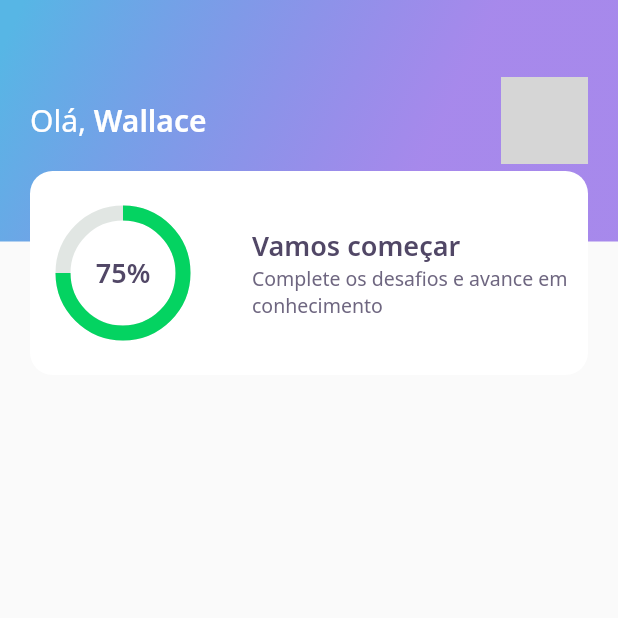
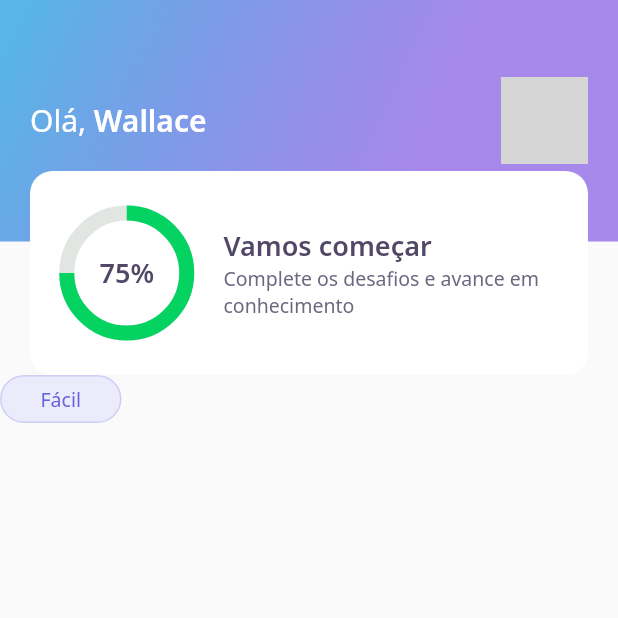
Before and after one commit to wallacewolv/dev_quiz, a Flutter app: the screen it shows after launch, on a phone screen of 412 x 824 dp, the top half of it. Run offline on Flutter 3.47's test engine with Material 2 defaults, Android fonts, the phone set to English and light mode, and no system bars; our stand-ins replace google_fonts; network calls fail; grey boxes are pictures that could not be loaded.

Commit message:
Create LevelButtonWidget

```diff
--- a/lib/home/home_page.dart
+++ b/lib/home/home_page.dart
@@ -1,5 +1,6 @@
+import 'package:flutter/material.dart';
 import 'package:DevQuiz/home/widgets/appbar/app_bar_widget.dart';
-import 'package:flutter/material.dart';
+import 'package:DevQuiz/home/widgets/level_button/level_button_widget.dart';
 
 class HomePage extends StatefulWidget {
   HomePage({Key? key}) : super(key: key);
@@ -13,6 +14,9 @@ class _HomePageState extends State<HomePage> {
   Widget build(BuildContext context) {
     return Scaffold(
       appBar: AppBarWidget(),
+      body: LevelButtonWidget(
+        label: "Fácil",
+      ),
     );
   }
 }
--- /dev/null
+++ b/lib/home/widgets/level_button/level_button_widget.dart
@@ -0,0 +1,34 @@
+import 'package:DevQuiz/core/core.dart';
+import 'package:flutter/material.dart';
+import 'package:google_fonts/google_fonts.dart';
+
+class LevelButtonWidget extends StatelessWidget {
+  final String label;
+  const LevelButtonWidget({
+    Key? key,
+    required this.label,
+  }) : super(key: key);
+
+  @override
+  Widget build(BuildContext context) {
+    return Container(
+      decoration: BoxDecoration(
+        color: AppColors.levelButtonFacil,
+        border: Border.fromBorderSide(
+          BorderSide(color: AppColors.levelButtonBorderFacil),
+        ),
+        borderRadius: BorderRadius.circular(28),
+      ),
+      child: Padding(
+        padding: const EdgeInsets.symmetric(horizontal: 26, vertical: 6),
+        child: Text(
+          label,
+          style: GoogleFonts.notoSans(
+            color: AppColors.levelButtonTextFacil,
+            fontSize: 13,
+          ),
+        ),
+      ),
+    );
+  }
+}
--- a/lib/home/widgets/score_card/score_card_widget.dart
+++ b/lib/home/widgets/score_card/score_card_widget.dart
@@ -16,6 +16,8 @@ class ScoreCardWidget extends StatelessWidget {
           color: AppColors.white,
           borderRadius: BorderRadius.circular(15),
         ),
+        child: Padding(
+          padding: const EdgeInsets.symmetric(horizontal: 24),
           child: Row(
             crossAxisAlignment: CrossAxisAlignment.center,
             children: [
@@ -24,7 +26,7 @@ class ScoreCardWidget extends StatelessWidget {
                 child: ChartWidget(),
               ),
               Expanded(
-              flex: 2,
+                flex: 3,
                 child: Padding(
                   padding: const EdgeInsets.only(left: 24),
                   child: Column(
@@ -42,8 +44,9 @@ class ScoreCardWidget extends StatelessWidget {
                     ],
                   ),
                 ),
-            )
+              ),
             ],
+          ),
         ),
       ),
     );
```
Lines whose indentation alone changed are shown as unchanged.
